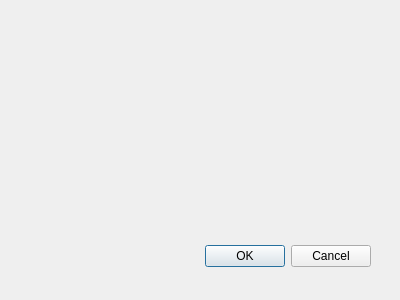
Before: the Qt Designer form FilmManager/modifymoviedialog.ui in Zachaly/Jipp_Projekt_ZS_NS, drawn with Qt 5.
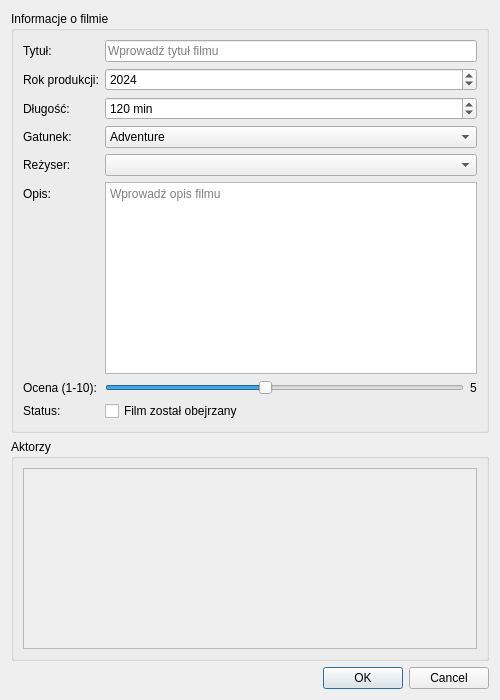
After: the same form once the commit is applied.

What changed in the file:
```diff
--- a/FilmManager/modifymoviedialog.ui
+++ b/FilmManager/modifymoviedialog.ui
@@ -6,29 +6,247 @@
    <rect>
     <x>0</x>
     <y>0</y>
-    <width>400</width>
-    <height>300</height>
+    <width>500</width>
+    <height>700</height>
    </rect>
   </property>
   <property name="windowTitle">
    <string>Dialog</string>
   </property>
-  <widget class="QDialogButtonBox" name="buttonBox">
-   <property name="geometry">
-    <rect>
-     <x>30</x>
-     <y>240</y>
-     <width>341</width>
-     <height>32</height>
-    </rect>
-   </property>
-   <property name="orientation">
-    <enum>Qt::Orientation::Horizontal</enum>
-   </property>
-   <property name="standardButtons">
-    <set>QDialogButtonBox::StandardButton::Cancel|QDialogButtonBox::StandardButton::Ok</set>
-   </property>
-  </widget>
+  <property name="modal">
+   <bool>true</bool>
+  </property>
+  <layout class="QVBoxLayout" name="mainLayout">
+   <item>
+    <widget class="QGroupBox" name="mainGroupBox">
+     <property name="title">
+      <string>Informacje o filmie</string>
+     </property>
+     <layout class="QFormLayout" name="formLayout">
+      <item row="0" column="0">
+       <widget class="QLabel" name="label">
+        <property name="text">
+         <string>Tytuł:</string>
+        </property>
+       </widget>
+      </item>
+      <item row="0" column="1">
+       <widget class="QLineEdit" name="titleLineEdit">
+        <property name="placeholderText">
+         <string>Wprowadź tytuł filmu</string>
+        </property>
+       </widget>
+      </item>
+      <item row="1" column="0">
+       <widget class="QLabel" name="label_2">
+        <property name="text">
+         <string>Rok produkcji:</string>
+        </property>
+       </widget>
+      </item>
+      <item row="1" column="1">
+       <widget class="QSpinBox" name="yearSpinBox">
+        <property name="minimum">
+         <number>1900</number>
+        </property>
+        <property name="maximum">
+         <number>2030</number>
+        </property>
+        <property name="value">
+         <number>2024</number>
+        </property>
+       </widget>
+      </item>
+      <item row="2" column="0">
+       <widget class="QLabel" name="label_3">
+        <property name="text">
+         <string>Długość:</string>
+        </property>
+       </widget>
+      </item>
+      <item row="2" column="1">
+       <widget class="QSpinBox" name="lengthSpinBox">
+        <property name="minimum">
+         <number>1</number>
+        </property>
+        <property name="maximum">
+         <number>1000</number>
+        </property>
+        <property name="value">
+         <number>120</number>
+        </property>
+        <property name="suffix">
+         <string> min</string>
+        </property>
+       </widget>
+      </item>
+      <item row="3" column="0">
+       <widget class="QLabel" name="label_4">
+        <property name="text">
+         <string>Gatunek:</string>
+        </property>
+       </widget>
+      </item>
+      <item row="3" column="1">
+       <widget class="QComboBox" name="genreComboBox">
+        <item>
+         <property name="text">
+          <string>Adventure</string>
+         </property>
+        </item>
+        <item>
+         <property name="text">
+          <string>Action</string>
+         </property>
+        </item>
+        <item>
+         <property name="text">
+          <string>Comedy</string>
+         </property>
+        </item>
+        <item>
+         <property name="text">
+          <string>Drama</string>
+         </property>
+        </item>
+        <item>
+         <property name="text">
+          <string>Horror</string>
+         </property>
+        </item>
+        <item>
+         <property name="text">
+          <string>Romance</string>
+         </property>
+        </item>
+        <item>
+         <property name="text">
+          <string>Sci-Fi</string>
+         </property>
+        </item>
+        <item>
+         <property name="text">
+          <string>Thriller</string>
+         </property>
+        </item>
+        <item>
+         <property name="text">
+          <string>Historical</string>
+         </property>
+        </item>
+       </widget>
+      </item>
+      <item row="4" column="0">
+       <widget class="QLabel" name="label_5">
+        <property name="text">
+         <string>Reżyser:</string>
+        </property>
+       </widget>
+      </item>
+      <item row="4" column="1">
+       <widget class="QComboBox" name="directorComboBox"/>
+      </item>
+      <item row="5" column="0">
+       <widget class="QLabel" name="label_6">
+        <property name="text">
+         <string>Opis:</string>
+        </property>
+       </widget>
+      </item>
+      <item row="5" column="1">
+       <widget class="QTextEdit" name="descriptionTextEdit">
+        <property name="maximumHeight">
+         <number>100</number>
+        </property>
+        <property name="placeholderText">
+         <string>Wprowadź opis filmu</string>
+        </property>
+       </widget>
+      </item>
+      <item row="6" column="0">
+       <widget class="QLabel" name="label_7">
+        <property name="text">
+         <string>Ocena (1-10):</string>
+        </property>
+       </widget>
+      </item>
+      <item row="6" column="1">
+       <layout class="QHBoxLayout" name="ratingLayout">
+        <item>
+         <widget class="QSlider" name="ratingSlider">
+          <property name="orientation">
+           <enum>Qt::Horizontal</enum>
+          </property>
+          <property name="minimum">
+           <number>1</number>
+          </property>
+          <property name="maximum">
+           <number>10</number>
+          </property>
+          <property name="value">
+           <number>5</number>
+          </property>
+         </widget>
+        </item>
+        <item>
+         <widget class="QLabel" name="ratingLabel">
+          <property name="minimumWidth">
+           <number>20</number>
+          </property>
+          <property name="text">
+           <string>5</string>
+          </property>
+         </widget>
+        </item>
+       </layout>
+      </item>
+      <item row="7" column="0">
+       <widget class="QLabel" name="label_8">
+        <property name="text">
+         <string>Status:</string>
+        </property>
+       </widget>
+      </item>
+      <item row="7" column="1">
+       <widget class="QCheckBox" name="watchedCheckBox">
+        <property name="text">
+         <string>Film został obejrzany</string>
+        </property>
+       </widget>
+      </item>
+     </layout>
+    </widget>
+   </item>
+   <item>
+    <widget class="QGroupBox" name="actorsGroupBox">
+     <property name="title">
+      <string>Aktorzy</string>
+     </property>
+     <layout class="QVBoxLayout" name="actorsMainLayout">
+      <item>
+       <widget class="QScrollArea" name="actorsScrollArea">
+        <property name="maximumHeight">
+         <number>150</number>
+        </property>
+        <property name="widgetResizable">
+         <bool>true</bool>
+        </property>
+        <widget class="QWidget" name="scrollAreaWidgetContents">
+         <layout class="QVBoxLayout" name="actorsLayout"/>
+        </widget>
+       </widget>
+      </item>
+     </layout>
+    </widget>
+   </item>
+   <item>
+    <widget class="QDialogButtonBox" name="buttonBox">
+     <property name="standardButtons">
+      <set>QDialogButtonBox::Cancel|QDialogButtonBox::Ok</set>
+     </property>
+    </widget>
+   </item>
+  </layout>
  </widget>
  <resources/>
  <connections>
```
Left out of the diff: 30 changed lines with no effect on the pictures.
